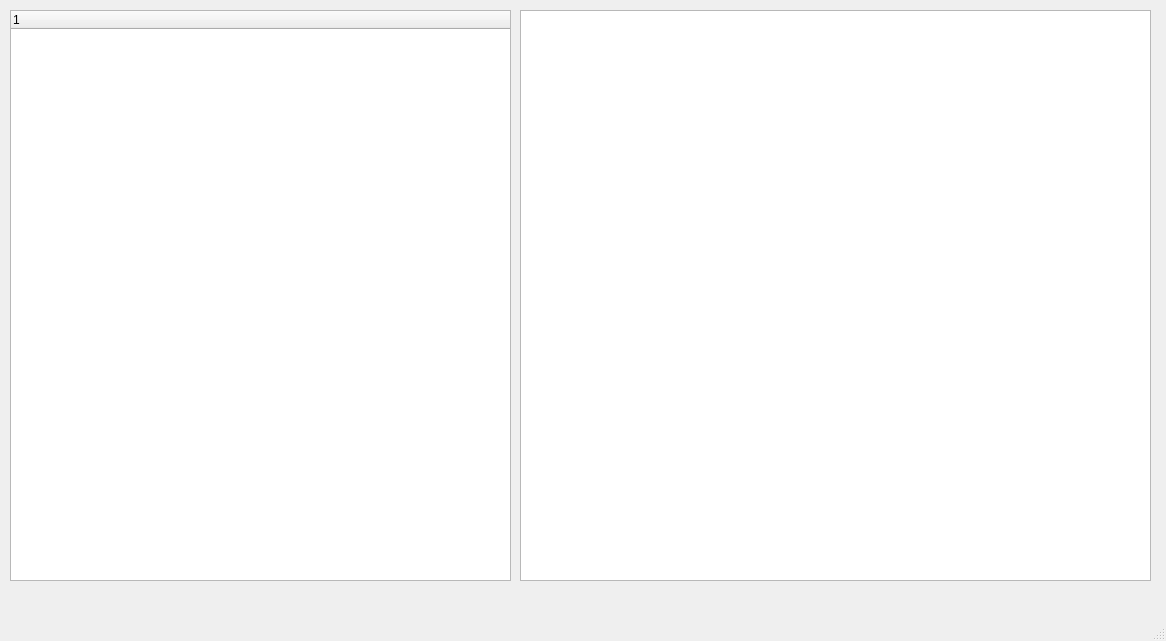
Before: the Qt Designer form mainwindow.ui in ValeriyaRyzhikova/sppo_lab_3, drawn with Qt 5.
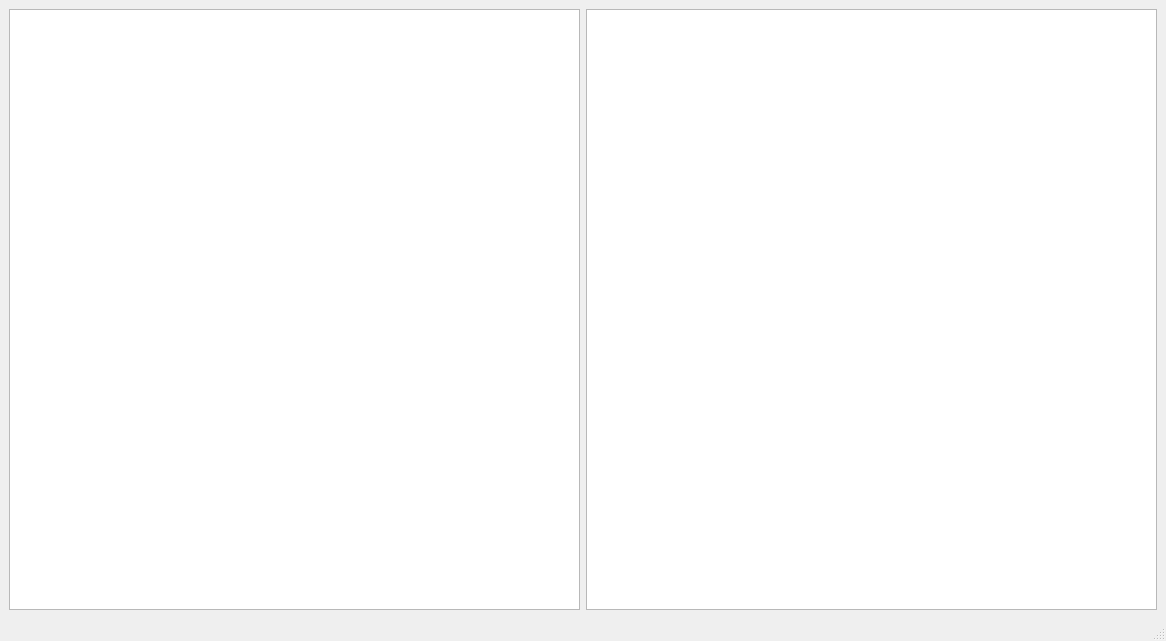
After: the same form once the commit is applied.

```diff
--- a/mainwindow.ui
+++ b/mainwindow.ui
@@ -14,31 +14,14 @@
    <string>MainWindow</string>
   </property>
   <widget class="QWidget" name="centralwidget">
-   <widget class="QTreeWidget" name="treeWidget">
-    <property name="geometry">
-     <rect>
-      <x>10</x>
-      <y>10</y>
-      <width>501</width>
-      <height>571</height>
-     </rect>
-    </property>
-    <column>
-     <property name="text">
-      <string notr="true">1</string>
-     </property>
-    </column>
-   </widget>
-   <widget class="QTableView" name="tableView">
-    <property name="geometry">
-     <rect>
-      <x>520</x>
-      <y>10</y>
-      <width>631</width>
-      <height>571</height>
-     </rect>
-    </property>
-   </widget>
+   <layout class="QHBoxLayout" name="horizontalLayout">
+    <item>
+     <widget class="QTreeView" name="treeView"/>
+    </item>
+    <item>
+     <widget class="QTableView" name="tableView"/>
+    </item>
+   </layout>
   </widget>
   <widget class="QMenuBar" name="menubar">
    <property name="geometry">
```
Left out of the diff: 22 changed lines with no effect on the pictures.
